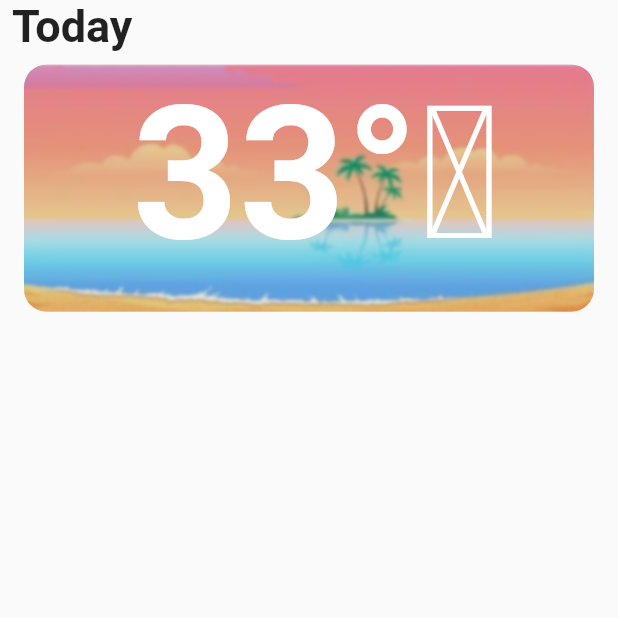
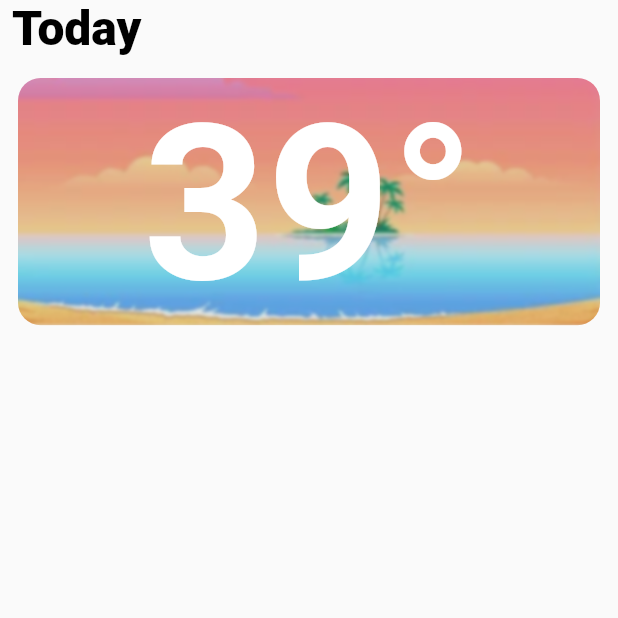
Before and after one commit to Praveen-Pandiyan/Material-Weather-App, a Flutter app: the screen it shows after launch, on a phone screen of 412 x 824 dp, the top half of it. Run offline on Flutter 3.47's test engine with Material 2 defaults, Android fonts, the phone set to English and light mode, and no system bars; our stand-ins replace google_fonts; Roboto replaces fonts that are missing (Lexend Giga).

Commit message:
google fonts added

```diff
--- a/lib/main.dart
+++ b/lib/main.dart
@@ -1,4 +1,5 @@
 import 'package:flutter/material.dart';
+import 'package:google_fonts/google_fonts.dart';
 import 'package:provider/provider.dart';
 
 import 'pages/home.dart';
@@ -22,8 +23,29 @@ class MyApp extends StatelessWidget {
         title: 'Flutter Demo',
         debugShowCheckedModeBanner: false,
         theme: ThemeData(
-          primarySwatch: Colors.blue,
+          // UI
+          brightness: Brightness.light,
+          primaryColor: Colors.lightBlue[800],
+          accentColor: Colors.cyan[600],
+          // font
+          fontFamily: 'Georgia',
+          //text style
+          textTheme: TextTheme(
+              headline1: GoogleFonts.roboto(
+                  textStyle: TextStyle(
+                      fontSize: 72.0,
+                      fontWeight: FontWeight.bold,
+                      color: Colors.black)),
+              headline2: GoogleFonts.roboto(
+                  textStyle: TextStyle(
+                      fontSize: 32,
+                      fontWeight: FontWeight.w900,
+                      color: Colors.black)),
+              headline6: TextStyle(fontSize: 36.0, fontStyle: FontStyle.italic),
+              bodyText2: GoogleFonts.getFont('Lexend Giga')
+                  .copyWith(color: Colors.white)),
         ),
+        themeMode: ThemeMode.dark,
         home: const MyHomePage(title: 'Flutter Demo Home Page'),
       ),
     );
--- a/lib/pages/home.dart
+++ b/lib/pages/home.dart
@@ -5,6 +5,7 @@ import 'package:flutter/material.dart';
 import 'package:flutter/services.dart' show rootBundle;
 import 'package:provider/provider.dart';
 import 'package:weather_app/providers/common_state.dart';
+import 'package:google_fonts/google_fonts.dart';
 
 class MyHomePage extends StatefulWidget {
   const MyHomePage({Key? key, required this.title}) : super(key: key);
@@ -30,9 +31,12 @@ class _MyHomePageState extends State<MyHomePage> {
           children: [
             Text(
               "Today",
-              style: TextStyle(fontSize: 30, fontWeight: ui.FontWeight.bold),
+              style: Theme.of(context).textTheme.headline2,
             ),
-            ResizeableContainer()
+            const SizedBox(
+              height: 10.0,
+            ),
+            const ResizeableContainer()
           ],
         ),
       ),
@@ -70,8 +74,9 @@ class _ResizeableContainerState extends State<ResizeableContainer> {
     return Container(
       width: MediaQuery.of(context).size.width,
       height: MediaQuery.of(context).size.width / 2.5,
-      constraints: BoxConstraints(maxWidth: 500.0, minWidth: 80),
-      margin: const EdgeInsets.all(8.0),
+      constraints: const BoxConstraints(
+          maxWidth: 400.0, minWidth: 80, minHeight: 50, maxHeight: 200),
+      margin: const EdgeInsets.all(4.0),
       child: ClipRRect(
         borderRadius: BorderRadius.circular(15.0),
         child: Stack(
@@ -91,17 +96,15 @@ class _ResizeableContainerState extends State<ResizeableContainer> {
               color: Colors.black.withOpacity(.1),
             )),
             Positioned.fill(
-                left: 10,
-                bottom: 20,
                 child: FittedBox(
-                  child: Text(
-                    "33°\u1d9c",
-                    style: TextStyle(
-                        color: Colors.white,
-                        fontSize: 60,
-                        fontWeight: FontWeight.bold),
-                  ),
-                ))
+              child: Text(
+                "39°",
+                style: Theme.of(context)
+                    .textTheme
+                    .bodyText2!
+                    .copyWith(fontWeight: FontWeight.w600),
+              ),
+            ))
           ],
         ),
       ),
--- a/pubspec.yaml
+++ b/pubspec.yaml
@@ -13,6 +13,7 @@ dependencies:
   provider: ^6.0.3
   modal_bottom_sheet: ^2.0.1
   http: ^0.13.4
+  google_fonts: ^3.0.1
 dev_dependencies:
   flutter_test:
     sdk: flutter
```
Also changed, not shown: pubspec.lock, 1 other file.
